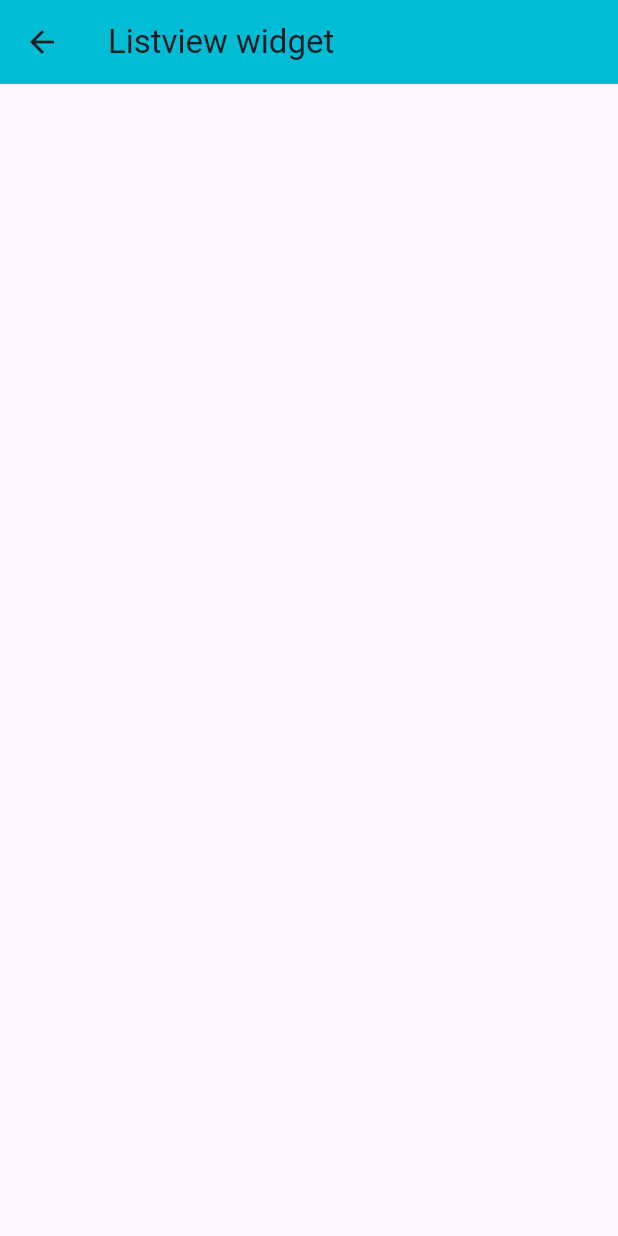
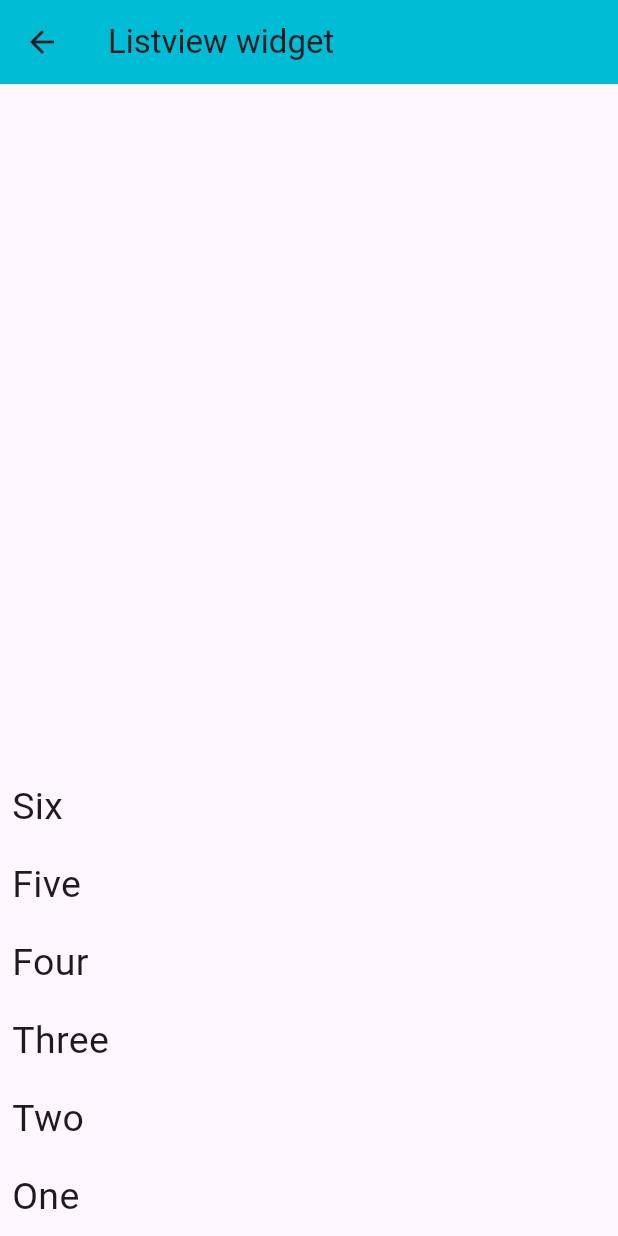
Before and after one commit to pallavipradhan5578/Flutter_practice, a Flutter app: the ListViewWidget screen opened directly, on a phone screen of 412 x 824 dp. Run offline on Flutter 3.47's test engine with Material 3 defaults, Android fonts, the phone set to English and light mode, and no system bars.

```diff
--- a/lib/list_view.dart
+++ b/lib/list_view.dart
@@ -11,8 +11,37 @@ class _ListViewWidgetState extends State<ListViewWidget> {
   Widget build(BuildContext context) {
     return Scaffold(
       appBar: AppBar(title: Text("Listview widget"),backgroundColor: Colors.cyan,
+      ),body: ListView(
+      scrollDirection: Axis.vertical,
 
-      ),
+      reverse: true,
+      children: [
+        Padding(
+          padding: const EdgeInsets.all(8.0),
+          child: Text("One",style: TextStyle(fontSize: 25),),
+        ),
+        Padding(
+          padding: const EdgeInsets.all(8.0),
+          child: Text("Two",style: TextStyle(fontSize: 25,),),
+        ),
+        Padding(
+          padding: const EdgeInsets.all(8.0),
+          child: Text("Three",style: TextStyle(fontSize: 25),),
+        ),
+        Padding(
+          padding: const EdgeInsets.all(8.0),
+          child: Text("Four",style: TextStyle(fontSize: 25,),),
+        ),
+        Padding(
+          padding: const EdgeInsets.all(8.0),
+          child: Text("Five",style: TextStyle(fontSize: 25),),
+        ),
+        Padding(
+          padding: const EdgeInsets.all(8.0),
+          child: Text("Six",style: TextStyle(fontSize: 25,),),
+        ),
+      ],
+    ),
     );
   }
 }
--- a/lib/main.dart
+++ b/lib/main.dart
@@ -1,13 +1,14 @@
 import 'package:flutter/material.dart';
 import 'package:hello_world/dailypractics.dart';
 import 'package:hello_world/driven2_page.dart';
-import 'package:hello_world/listview_builder.dart';
+import 'package:hello_world/list_view.dart';
+import 'package:hello_world/driven_splasg_page.dart';
 
 void main() {
   runApp(MaterialApp(debugShowCheckedModeBanner: false,theme: ThemeData(
     primarySwatch: Colors.red
   ),
-      home:  Driven2Page()
+      home:  ListviewBuilder()
 
 
       //   Scaffold(
```
Also changed, not shown: lib/driven_splasg_page.dart (renamed from lib/listview_builder.dart).
